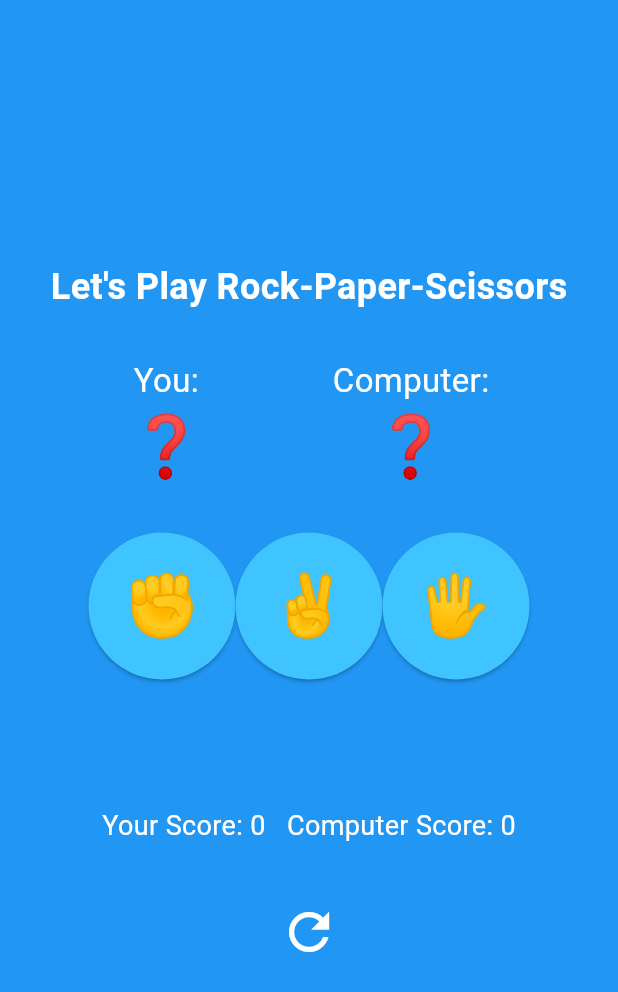
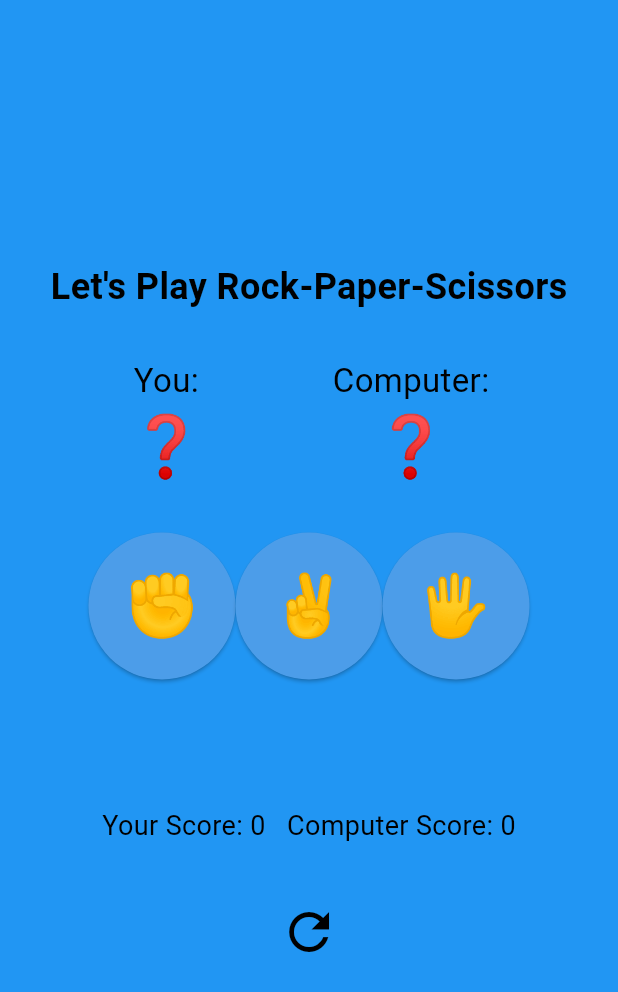
Before and after one commit to fatima1212-sh/rockpaperscissors, a Flutter app: the screen it shows after launch, on a phone screen of 412 x 824 dp. Shown: the top 992 px of the screen. Run offline on Flutter 3.47's test engine with Material 3 defaults, Android fonts, the phone set to English and light mode, and no system bars.

Commit message:
first commit

```diff
--- a/lib/game_screen.dart
+++ b/lib/game_screen.dart
@@ -47,7 +47,7 @@ class _GameScreenState extends State<GameScreen> {
       style: ElevatedButton.styleFrom(
         shape: const CircleBorder(),
         padding: const EdgeInsets.all(24),
-        backgroundColor: Colors.lightBlueAccent,
+        backgroundColor: Color.fromARGB(255, 76, 157, 233),
       ),
       onPressed: () => _playGame(emoji),
       child: Text(emoji, style: const TextStyle(fontSize: 40)),
@@ -67,7 +67,7 @@ class _GameScreenState extends State<GameScreen> {
               style: TextStyle(
                   fontSize: 24,
                   fontWeight: FontWeight.bold,
-                  color: Colors.white),
+                  color: Colors.black),
             ),
             const SizedBox(height: 30),
 
@@ -78,22 +78,20 @@ class _GameScreenState extends State<GameScreen> {
                 Column(
                   children: [
                     const Text('You:',
-                        style: TextStyle(color: Colors.white, fontSize: 22)),
+                        style: TextStyle(color: Colors.black, fontSize: 22)),
                     Text(playerChoice, style: const TextStyle(fontSize: 40)),
                   ],
                 ),
                 Column(
                   children: [
                     const Text('Computer:',
-                        style: TextStyle(color: Colors.white, fontSize: 22)),
+                        style: TextStyle(color: Colors.black, fontSize: 22)),
                     Text(computerChoice, style: const TextStyle(fontSize: 40)),
                   ],
                 ),
               ],
             ),
             const SizedBox(height: 25),
-
-            // Buttons
             Row(
               mainAxisAlignment: MainAxisAlignment.center,
               children: [
@@ -104,26 +102,23 @@ class _GameScreenState extends State<GameScreen> {
             ),
             const SizedBox(height: 25),
 
-            // Result message
             Text(
               message,
               style: const TextStyle(
                   fontSize: 22,
-                  color: Colors.white,
+                  color: Colors.black,
                   fontWeight: FontWeight.bold),
             ),
             const SizedBox(height: 25),
 
-            // Scores
             Text(
               'Your Score: $playerScore   Computer Score: $computerScore',
-              style: const TextStyle(fontSize: 18, color: Colors.white),
+              style: const TextStyle(fontSize: 18, color: Colors.black),
             ),
             const SizedBox(height: 30),
 
-            // Reset button
             IconButton(
-              icon: const Icon(Icons.refresh, color: Colors.white, size: 40),
+              icon: const Icon(Icons.refresh, color: Colors.black, size: 40),
               onPressed: _resetGame,
             ),
           ],
```
